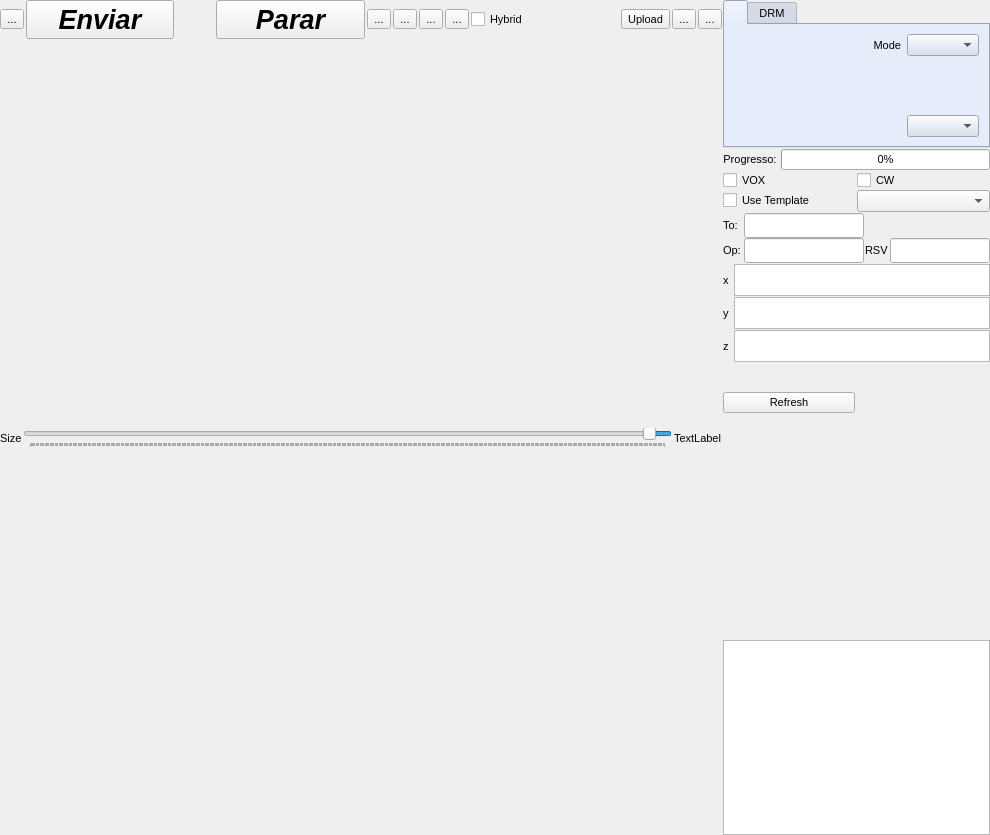
First picture: the form in qsstv/qsstv/mainwidgets/txwidget.ui, repository rafael2k/fonias_digital, before the edit.
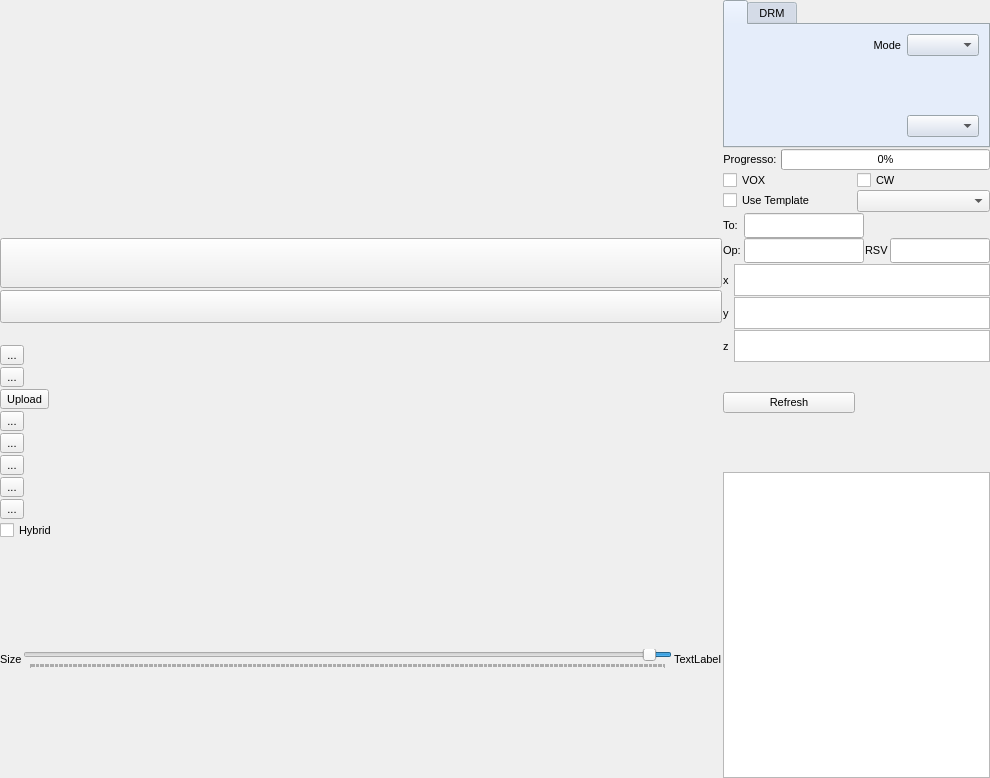
Second picture: the form after the edit. Icons and pictures are not drawn. Custom widgets are drawn as their Qt base class.

```diff
--- a/qsstv/qsstv/mainwidgets/txwidget.ui
+++ b/qsstv/qsstv/mainwidgets/txwidget.ui
@@ -7,7 +7,7 @@
     <x>0</x>
     <y>0</y>
     <width>990</width>
-    <height>835</height>
+    <height>778</height>
    </rect>
   </property>
   <property name="font">
@@ -31,30 +31,17 @@
       <number>1</number>
      </property>
      <item>
-      <layout class="QHBoxLayout" name="horizontalLayout_5" stretch="0,0,0,0,0,0,0,0,0,0,0,0">
+      <widget class="imageViewer" name="imageFrame" native="true">
+       <property name="visible">
+        <bool>false</bool>
+       </property>
+      </widget>
+     </item>
+     <item>
+      <layout class="QVBoxLayout" name="verticalLayout_4" stretch="0,0,0,0,0,0,0,0,0,0,0,0">
        <property name="spacing">
         <number>2</number>
        </property>
-       <item>
-        <widget class="QToolButton" name="startToolButton">
-         <property name="visible">
-          <bool>false</bool>
-         </property>
-         <property name="toolTip">
-          <string>Start transmit</string>
-         </property>
-         <property name="statusTip">
-          <string>Start transmit</string>
-         </property>
-         <property name="text">
-          <string>...</string>
-         </property>
-         <property name="icon">
-          <iconset resource="../qsstv.qrc">
-           <normaloff>:/icons/start.png</normaloff>:/icons/start.png</iconset>
-         </property>
-        </widget>
-       </item>
        <item>
         <widget class="QPushButton" name="binaryPushButton">
          <property name="sizePolicy">
@@ -63,12 +50,19 @@
            <verstretch>0</verstretch>
           </sizepolicy>
          </property>
+         <property name="minimumSize">
+          <size>
+           <width>0</width>
+           <height>0</height>
+          </size>
+         </property>
          <property name="font">
           <font>
-           <pointsize>20</pointsize>
+           <pointsize>28</pointsize>
            <weight>75</weight>
            <italic>true</italic>
            <bold>true</bold>
+           <underline>true</underline>
           </font>
          </property>
          <property name="toolTip">
@@ -78,11 +72,63 @@
           <string>Iniciar Transmissão</string>
          </property>
          <property name="text">
-          <string>Enviar</string>
+          <string/>
          </property>
          <property name="icon">
           <iconset resource="../qsstv.qrc">
-           <normaloff>:/icons/binary.png</normaloff>:/icons/binary.png</iconset>
+           <normaloff>:/icons/Enviar.png</normaloff>:/icons/Enviar.png</iconset>
+         </property>
+         <property name="iconSize">
+          <size>
+           <width>192</width>
+           <height>100</height>
+          </size>
+         </property>
+        </widget>
+       </item>
+       <item>
+        <widget class="QPushButton" name="stopToolButton">
+         <property name="sizePolicy">
+          <sizepolicy hsizetype="Preferred" vsizetype="Preferred">
+           <horstretch>0</horstretch>
+           <verstretch>0</verstretch>
+          </sizepolicy>
+         </property>
+         <property name="minimumSize">
+          <size>
+           <width>0</width>
+           <height>0</height>
+          </size>
+         </property>
+         <property name="font">
+          <font>
+           <pointsize>16</pointsize>
+           <weight>75</weight>
+           <italic>true</italic>
+           <bold>true</bold>
+          </font>
+         </property>
+         <property name="toolTip">
+          <string>Parar Transmissão</string>
+         </property>
+         <property name="statusTip">
+          <string>Parar Transmissão</string>
+         </property>
+         <property name="autoFillBackground">
+          <bool>false</bool>
+         </property>
+         <property name="text">
+          <string/>
+         </property>
+         <property name="icon">
+          <iconset resource="../qsstv.qrc">
+           <normaloff>:/icons/Parar.png</normaloff>:/icons/Parar.png</iconset>
+         </property>
+         <property name="iconSize">
+          <size>
+           <width>128</width>
+           <height>64</height>
+          </size>
          </property>
         </widget>
        </item>
@@ -103,38 +149,7 @@
         </spacer>
        </item>
        <item>
-        <widget class="QPushButton" name="stopToolButton">
-         <property name="sizePolicy">
-          <sizepolicy hsizetype="Preferred" vsizetype="Preferred">
-           <horstretch>0</horstretch>
-           <verstretch>0</verstretch>
-          </sizepolicy>
-         </property>
-         <property name="font">
-          <font>
-           <pointsize>20</pointsize>
-           <weight>75</weight>
-           <italic>true</italic>
-           <bold>true</bold>
-          </font>
-         </property>
-         <property name="toolTip">
-          <string>Parar Transmissão</string>
-         </property>
-         <property name="statusTip">
-          <string>Parar Transmissão</string>
-         </property>
-         <property name="text">
-          <string>Parar</string>
-         </property>
-         <property name="icon">
-          <iconset resource="../qsstv.qrc">
-           <normaloff>:/icons/stop.png</normaloff>:/icons/stop.png</iconset>
-         </property>
-        </widget>
-       </item>
-       <item>
-        <widget class="QToolButton" name="repeaterToneToolButton">
+        <widget class="QToolButton" name="sweepToneToolButton">
          <property name="visible">
           <bool>false</bool>
          </property>
@@ -154,7 +169,7 @@
         </widget>
        </item>
        <item>
-        <widget class="QToolButton" name="openToolButton">
+        <widget class="QToolButton" name="generateToneToolButton">
          <property name="visible">
           <bool>false</bool>
          </property>
@@ -174,7 +189,7 @@
         </widget>
        </item>
        <item>
-        <widget class="QToolButton" name="editToolButton">
+        <widget class="QToolButton" name="uploadToolButton">
          <property name="visible">
           <bool>false</bool>
          </property>
@@ -185,7 +200,7 @@
           <string>Edit image</string>
          </property>
          <property name="text">
-          <string>...</string>
+          <string>Upload</string>
          </property>
          <property name="icon">
           <iconset resource="../qsstv.qrc">
@@ -213,6 +228,92 @@
          </property>
         </widget>
        </item>
+       <item>
+        <widget class="QToolButton" name="editToolButton">
+         <property name="visible">
+          <bool>false</bool>
+         </property>
+         <property name="toolTip">
+          <string>Edit image</string>
+         </property>
+         <property name="statusTip">
+          <string>Edit image</string>
+         </property>
+         <property name="text">
+          <string>...</string>
+         </property>
+         <property name="icon">
+          <iconset resource="../qsstv.qrc">
+           <normaloff>:/icons/edit.png</normaloff>:/icons/edit.png</iconset>
+         </property>
+        </widget>
+       </item>
+       <item>
+        <widget class="QToolButton" name="openToolButton">
+         <property name="visible">
+          <bool>false</bool>
+         </property>
+         <property name="toolTip">
+          <string>Load image</string>
+         </property>
+         <property name="statusTip">
+          <string>Load image</string>
+         </property>
+         <property name="text">
+          <string>...</string>
+         </property>
+         <property name="icon">
+          <iconset resource="../qsstv.qrc">
+           <normaloff>:/icons/fileopen.png</normaloff>:/icons/fileopen.png</iconset>
+         </property>
+         <property name="invisible" stdset="0">
+          <bool>true</bool>
+         </property>
+        </widget>
+       </item>
+       <item>
+        <widget class="QToolButton" name="repeaterToneToolButton">
+         <property name="visible">
+          <bool>false</bool>
+         </property>
+         <property name="toolTip">
+          <string>Send repeater tone</string>
+         </property>
+         <property name="statusTip">
+          <string>Send repeater tone</string>
+         </property>
+         <property name="text">
+          <string>...</string>
+         </property>
+         <property name="icon">
+          <iconset resource="../qsstv.qrc">
+           <normaloff>:/icons/tone.png</normaloff>:/icons/tone.png</iconset>
+         </property>
+         <property name="invisible" stdset="0">
+          <bool>true</bool>
+         </property>
+        </widget>
+       </item>
+       <item>
+        <widget class="QToolButton" name="startToolButton">
+         <property name="visible">
+          <bool>false</bool>
+         </property>
+         <property name="toolTip">
+          <string>Start transmit</string>
+         </property>
+         <property name="statusTip">
+          <string>Start transmit</string>
+         </property>
+         <property name="text">
+          <string>...</string>
+         </property>
+         <property name="icon">
+          <iconset resource="../qsstv.qrc">
+           <normaloff>:/icons/start.png</normaloff>:/icons/start.png</iconset>
+         </property>
+        </widget>
+       </item>
        <item>
         <widget class="QCheckBox" name="hybridCheckBox">
          <property name="visible">
@@ -221,89 +322,13 @@
          <property name="text">
           <string>Hybrid</string>
          </property>
-        </widget>
-       </item>
-       <item>
-        <widget class="QToolButton" name="uploadToolButton">
-         <property name="visible">
-          <bool>false</bool>
-         </property>
-         <property name="toolTip">
-          <string>Upload Now</string>
-         </property>
-         <property name="statusTip">
-          <string>Upload Now</string>
-         </property>
-         <property name="text">
-          <string>Upload</string>
-         </property>
-         <property name="icon">
-          <iconset resource="../qsstv.qrc">
-           <normaloff>:/icons/up.png</normaloff>:/icons/up.png</iconset>
-         </property>
-        </widget>
-       </item>
-       <item>
-        <widget class="QToolButton" name="generateToneToolButton">
-         <property name="visible">
-          <bool>false</bool>
-         </property>
-         <property name="toolTip">
-          <string>Send tone</string>
-         </property>
-         <property name="statusTip">
-          <string>Send tone</string>
-         </property>
-         <property name="text">
-          <string>...</string>
-         </property>
-         <property name="icon">
-          <iconset resource="../qsstv.qrc">
-           <normaloff>:/icons/doubletone.png</normaloff>:/icons/doubletone.png</iconset>
-         </property>
-        </widget>
-       </item>
-       <item>
-        <widget class="QToolButton" name="sweepToneToolButton">
-         <property name="visible">
-          <bool>false</bool>
-         </property>
-         <property name="toolTip">
-          <string>Send sweep tones</string>
-         </property>
-         <property name="statusTip">
-          <string>Send sweep tones</string>
-         </property>
-         <property name="text">
-          <string>...</string>
-         </property>
-         <property name="icon">
-          <iconset resource="../qsstv.qrc">
-           <normaloff>:/icons/sweep.png</normaloff>:/icons/sweep.png</iconset>
+         <property name="invisible" stdset="0">
+          <bool>true</bool>
          </property>
         </widget>
        </item>
       </layout>
      </item>
-     <item>
-      <widget class="imageViewer" name="imageFrame" native="true">
-       <property name="minimumSize">
-        <size>
-         <width>0</width>
-         <height>0</height>
-        </size>
-       </property>
-       <property name="maximumSize">
-        <size>
-         <width>0</width>
-         <height>0</height>
-        </size>
-       </property>
-       <property name="visible">
-        <bool>false</bool>
-       </property>
-      </widget>
-     </item>
      <item>
       <layout class="QHBoxLayout" name="horizontalLayout_6">
        <item>
@@ -1697,6 +1722,9 @@
        <property name="orientation">
         <enum>Qt::Vertical</enum>
        </property>
+       <property name="sizeType">
+        <enum>QSizePolicy::Preferred</enum>
+       </property>
        <property name="sizeHint" stdset="0">
         <size>
          <width>20</width>
```
Left out of the diff: 21 changed lines with no effect on the pictures.
